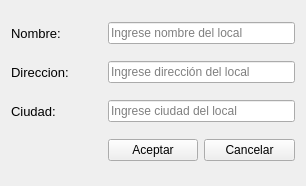
The window that form_local.ui (d4ni3lb/tfinal_info175) describes before a commit, drawn with Qt 5.
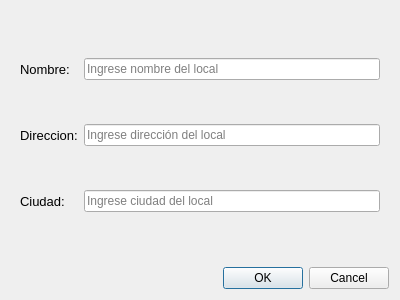
The same window after the commit.

Commit message: modificado el ui del formulario

```diff
--- a/form_local.ui
+++ b/form_local.ui
@@ -1,58 +1,22 @@
 <?xml version="1.0" encoding="UTF-8"?>
 <ui version="4.0">
- <class>Form</class>
- <widget class="QWidget" name="Form">
+ <class>Dialog</class>
+ <widget class="QDialog" name="Dialog">
   <property name="geometry">
    <rect>
     <x>0</x>
     <y>0</y>
-    <width>306</width>
-    <height>186</height>
+    <width>400</width>
+    <height>300</height>
    </rect>
   </property>
   <property name="windowTitle">
    <string>Locales</string>
   </property>
+  <layout class="QVBoxLayout" name="verticalLayout">
+   <item>
+    <widget class="QWidget" name="widget" native="true">
   <layout class="QGridLayout" name="gridLayout">
-   <item row="0" column="1" colspan="2">
-    <widget class="QLineEdit" name="lineEdit">
-     <property name="inputMask">
-      <string/>
-     </property>
-     <property name="text">
-      <string/>
-     </property>
-     <property name="placeholderText">
-      <string>Ingrese nombre del local</string>
-     </property>
-    </widget>
-   </item>
-   <item row="2" column="0">
-    <widget class="QLabel" name="label_3">
-     <property name="font">
-      <font>
-       <pointsize>10</pointsize>
-      </font>
-     </property>
-     <property name="text">
-      <string>Ciudad:</string>
-     </property>
-    </widget>
-   </item>
-   <item row="2" column="1" colspan="2">
-    <widget class="QLineEdit" name="lineEdit_3">
-     <property name="placeholderText">
-      <string>Ingrese ciudad del local</string>
-     </property>
-    </widget>
-   </item>
-   <item row="3" column="1">
-    <widget class="QPushButton" name="pushButton">
-     <property name="text">
-      <string>Aceptar</string>
-     </property>
-    </widget>
-   </item>
    <item row="0" column="0">
     <widget class="QLabel" name="label">
      <property name="font">
@@ -66,20 +30,13 @@
     </widget>
    </item>
    <item row="3" column="2">
-    <widget class="QPushButton" name="pushButton_2">
-     <property name="text">
-      <string>Cancelar</string>
-     </property>
-    </widget>
-   </item>
-   <item row="1" column="1" colspan="2">
-    <widget class="QLineEdit" name="lineEdit_2">
+       <widget class="QLineEdit" name="lineCiudad">
      <property name="placeholderText">
-      <string>Ingrese dirección del local</string>
+         <string>Ingrese ciudad del local</string>
      </property>
     </widget>
    </item>
-   <item row="1" column="0">
+      <item row="2" column="0">
     <widget class="QLabel" name="label_2">
      <property name="font">
       <font>
@@ -91,6 +48,51 @@
      </property>
     </widget>
    </item>
+      <item row="2" column="2">
+       <widget class="QLineEdit" name="lineDireccion">
+        <property name="placeholderText">
+         <string>Ingrese dirección del local</string>
+        </property>
+       </widget>
+      </item>
+      <item row="3" column="0">
+       <widget class="QLabel" name="label_3">
+        <property name="font">
+         <font>
+          <pointsize>10</pointsize>
+         </font>
+        </property>
+        <property name="text">
+         <string>Ciudad:</string>
+        </property>
+       </widget>
+      </item>
+      <item row="0" column="2">
+       <widget class="QLineEdit" name="lineNombreL">
+        <property name="inputMask">
+         <string/>
+        </property>
+        <property name="text">
+         <string/>
+        </property>
+        <property name="placeholderText">
+         <string>Ingrese nombre del local</string>
+        </property>
+       </widget>
+      </item>
+     </layout>
+    </widget>
+   </item>
+   <item>
+    <widget class="QDialogButtonBox" name="buttonBox">
+     <property name="orientation">
+      <enum>Qt::Horizontal</enum>
+     </property>
+     <property name="standardButtons">
+      <set>QDialogButtonBox::Cancel|QDialogButtonBox::Ok</set>
+     </property>
+    </widget>
+   </item>
   </layout>
  </widget>
  <resources/>
```
Left out of the diff: 37 changed lines with no effect on the pictures. Lines whose indentation alone changed are shown as unchanged.
